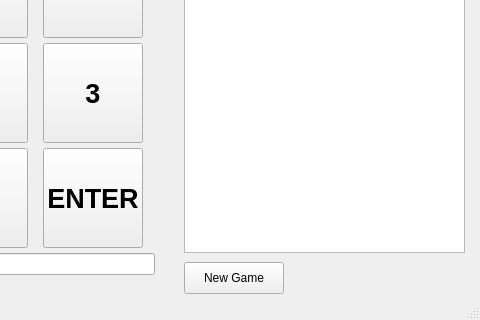
Before: the Qt Designer form app/gui/mainwindow.ui in eidelen/kidscalc, drawn with Qt 5; both pictures show x 216 to 696 and y 298 to 618 of the 696 by 618 pixel window.
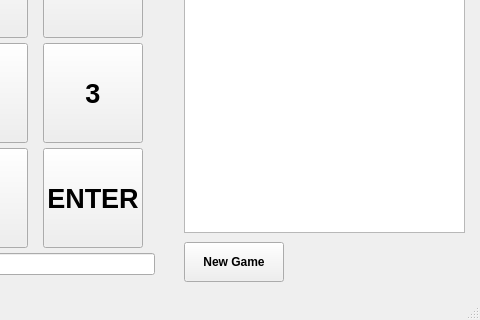
After: the same form once the commit is applied.

```diff
--- a/app/gui/mainwindow.ui
+++ b/app/gui/mainwindow.ui
@@ -390,7 +390,7 @@
       <x>400</x>
       <y>20</y>
       <width>281</width>
-      <height>531</height>
+      <height>511</height>
      </rect>
     </property>
     <property name="font">
@@ -416,11 +416,22 @@
     <property name="geometry">
      <rect>
       <x>400</x>
-      <y>560</y>
+      <y>540</y>
       <width>100</width>
-      <height>32</height>
+      <height>40</height>
      </rect>
     </property>
+    <property name="minimumSize">
+     <size>
+      <width>0</width>
+      <height>40</height>
+     </size>
+    </property>
+    <property name="font">
+     <font>
+      <bold>true</bold>
+     </font>
+    </property>
     <property name="text">
      <string>New Game</string>
     </property>
```
